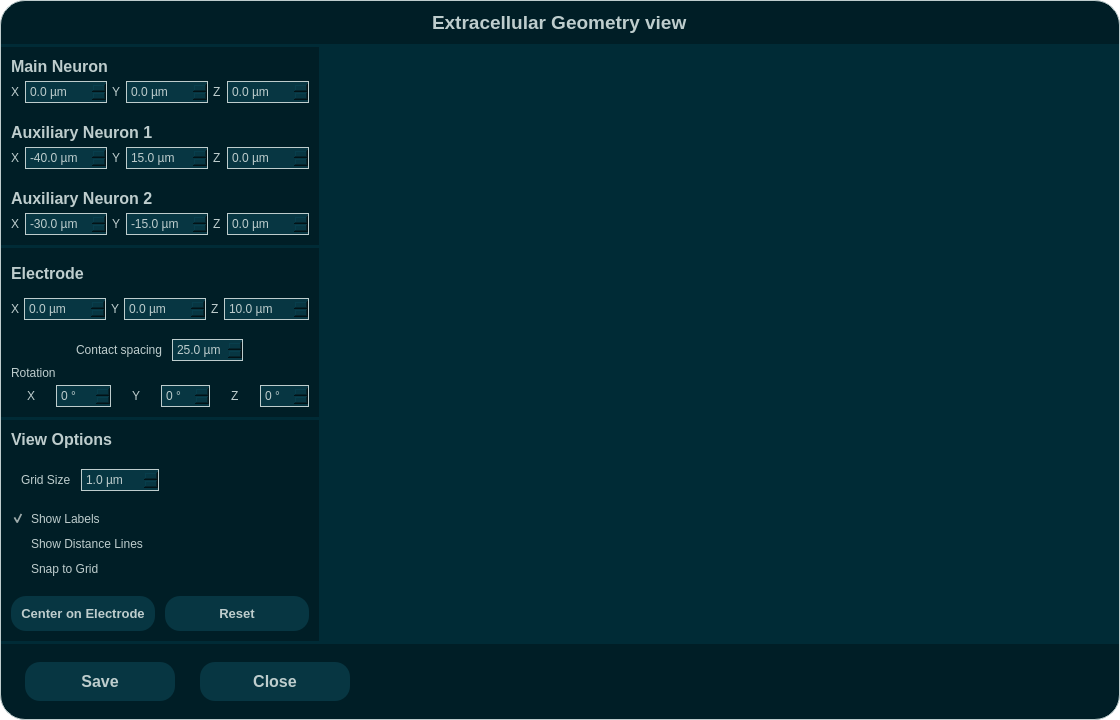
Before: the Qt Designer form Software/GUI - PyQt6-PySide6/UI_Tetrode.ui in OpenSourceNeuro/Spikeling, drawn with Qt 5.
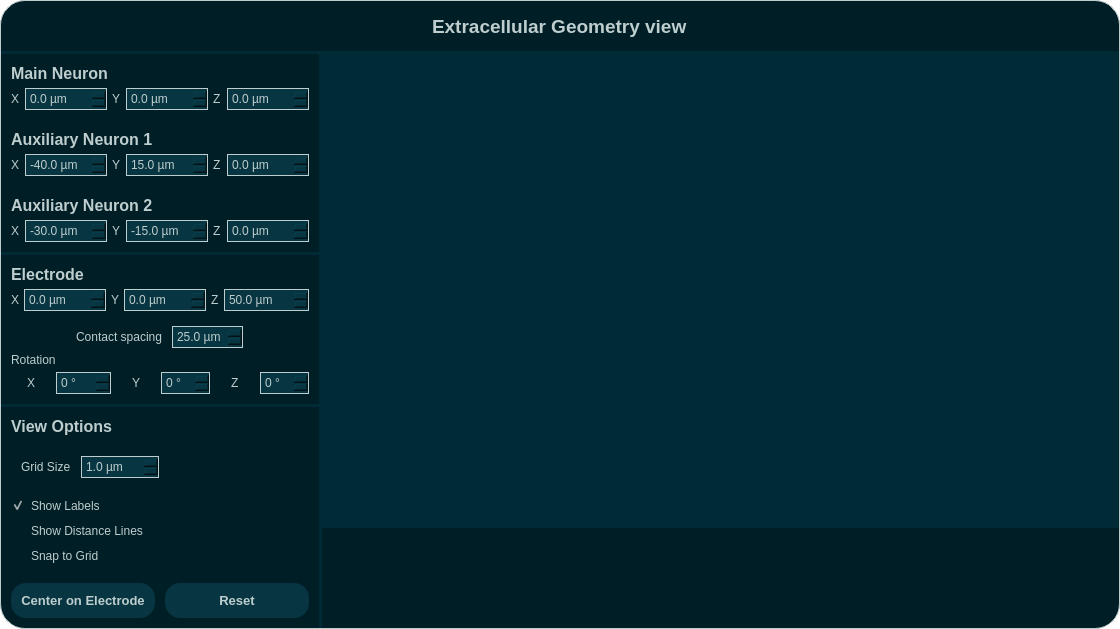
After: the same form once the commit is applied. Icons and pictures are not drawn. Custom widgets are drawn as their Qt base class.

Commit message: update software tetrode view fix

```diff
--- a/Software/GUI - PyQt6-PySide6/UI_Tetrode.ui
+++ b/Software/GUI - PyQt6-PySide6/UI_Tetrode.ui
@@ -7,7 +7,7 @@
     <x>0</x>
     <y>0</y>
     <width>1096</width>
-    <height>720</height>
+    <height>626</height>
    </rect>
   </property>
   <property name="windowTitle">
@@ -96,6 +96,30 @@
        </property>
        <item>
         <widget class="QWidget" name="Tetrode_Header_widget" native="true">
+         <layout class="QHBoxLayout" name="horizontalLayout_10">
+          <property name="spacing">
+           <number>0</number>
+          </property>
+          <property name="leftMargin">
+           <number>0</number>
+          </property>
+          <property name="topMargin">
+           <number>10</number>
+          </property>
+          <property name="rightMargin">
+           <number>0</number>
+          </property>
+          <property name="bottomMargin">
+           <number>10</number>
+          </property>
+          <item>
+           <widget class="QFrame" name="Tetrode_Header_empty_frame">
+            <property name="frameShape">
+             <enum>QFrame::StyledPanel</enum>
+            </property>
+            <property name="frameShadow">
+             <enum>QFrame::Raised</enum>
+            </property>
          <layout class="QVBoxLayout" name="verticalLayout_6">
           <property name="spacing">
            <number>0</number>
@@ -104,15 +128,39 @@
            <number>0</number>
           </property>
           <property name="topMargin">
-           <number>10</number>
+              <number>0</number>
           </property>
           <property name="rightMargin">
            <number>0</number>
           </property>
           <property name="bottomMargin">
-           <number>10</number>
-          </property>
+              <number>0</number>
+             </property>
+            </layout>
+           </widget>
+          </item>
           <item alignment="Qt::AlignHCenter">
+           <widget class="QFrame" name="Tetrode_Header_label_frame">
+            <property name="frameShape">
+             <enum>QFrame::StyledPanel</enum>
+            </property>
+            <property name="frameShadow">
+             <enum>QFrame::Raised</enum>
+            </property>
+            <layout class="QVBoxLayout" name="verticalLayout_23">
+             <property name="leftMargin">
+              <number>0</number>
+             </property>
+             <property name="topMargin">
+              <number>0</number>
+             </property>
+             <property name="rightMargin">
+              <number>0</number>
+             </property>
+             <property name="bottomMargin">
+              <number>0</number>
+             </property>
+             <item>
            <widget class="QLabel" name="Tetrode_Header_label">
             <property name="font">
              <font>
@@ -132,6 +180,68 @@
          </layout>
         </widget>
        </item>
+          <item alignment="Qt::AlignRight">
+           <widget class="QFrame" name="Tetrode_Close_pushButton_frame">
+            <property name="frameShape">
+             <enum>QFrame::StyledPanel</enum>
+            </property>
+            <property name="frameShadow">
+             <enum>QFrame::Raised</enum>
+            </property>
+            <layout class="QHBoxLayout" name="horizontalLayout_15">
+             <property name="spacing">
+              <number>0</number>
+             </property>
+             <property name="leftMargin">
+              <number>0</number>
+             </property>
+             <property name="topMargin">
+              <number>0</number>
+             </property>
+             <property name="rightMargin">
+              <number>10</number>
+             </property>
+             <property name="bottomMargin">
+              <number>0</number>
+             </property>
+             <item>
+              <widget class="QPushButton" name="Tetrode_Close_pushButton">
+               <property name="minimumSize">
+                <size>
+                 <width>30</width>
+                 <height>30</height>
+                </size>
+               </property>
+               <property name="maximumSize">
+                <size>
+                 <width>30</width>
+                 <height>16777215</height>
+                </size>
+               </property>
+               <property name="styleSheet">
+                <string notr="true">background-color: rgb(0, 30, 38);</string>
+               </property>
+               <property name="text">
+                <string/>
+               </property>
+               <property name="icon">
+                <iconset resource="resources.qrc">
+                 <normaloff>:/resources/resources/Exit.png</normaloff>:/resources/resources/Exit.png</iconset>
+               </property>
+               <property name="iconSize">
+                <size>
+                 <width>24</width>
+                 <height>24</height>
+                </size>
+               </property>
+              </widget>
+             </item>
+            </layout>
+           </widget>
+          </item>
+         </layout>
+        </widget>
+       </item>
        <item>
         <widget class="QFrame" name="Tetrode_Center_frame">
          <property name="frameShape">
@@ -879,7 +989,7 @@
                       <double>500.000000000000000</double>
                      </property>
                      <property name="value">
-                      <double>10.000000000000000</double>
+                      <double>50.000000000000000</double>
                      </property>
                     </widget>
                    </item>
@@ -1080,7 +1190,7 @@
                  <number>10</number>
                 </property>
                 <property name="bottomMargin">
-                 <number>0</number>
+                 <number>10</number>
                 </property>
                 <item>
                  <widget class="QFrame" name="Tetrode_Parameters_View_label_frame">
@@ -1294,16 +1404,6 @@
                </layout>
               </widget>
              </item>
-             <item>
-              <widget class="Line" name="line_3">
-               <property name="styleSheet">
-                <string notr="true">background-color: rgb(0, 43, 54);</string>
-               </property>
-               <property name="orientation">
-                <enum>Qt::Horizontal</enum>
-               </property>
-              </widget>
-             </item>
             </layout>
            </widget>
           </item>
@@ -1336,15 +1436,9 @@
                <property name="minimumSize">
                 <size>
                  <width>800</width>
-                 <height>600</height>
+                 <height>450</height>
                 </size>
                </property>
-              </widget>
-             </item>
-            </layout>
-           </widget>
-          </item>
-         </layout>
         </widget>
        </item>
        <item>
@@ -1352,7 +1446,7 @@
          <property name="minimumSize">
           <size>
            <width>0</width>
-           <height>75</height>
+                 <height>100</height>
           </size>
          </property>
          <property name="frameShape">
@@ -1377,81 +1471,24 @@
           <property name="bottomMargin">
            <number>0</number>
           </property>
-          <item alignment="Qt::AlignHCenter">
-           <widget class="QFrame" name="Tetrode_Save_frame">
-            <property name="frameShape">
-             <enum>QFrame::StyledPanel</enum>
-            </property>
-            <property name="frameShadow">
-             <enum>QFrame::Raised</enum>
-            </property>
-            <layout class="QHBoxLayout" name="horizontalLayout_19">
-             <property name="spacing">
-              <number>25</number>
-             </property>
-             <property name="leftMargin">
-              <number>0</number>
-             </property>
-             <property name="topMargin">
-              <number>0</number>
-             </property>
-             <property name="rightMargin">
-              <number>0</number>
-             </property>
-             <property name="bottomMargin">
-              <number>0</number>
-             </property>
              <item>
-              <widget class="QPushButton" name="Tetrode_Save_pushButton">
-               <property name="minimumSize">
-                <size>
-                 <width>150</width>
-                 <height>0</height>
-                </size>
-               </property>
-               <property name="maximumSize">
-                <size>
-                 <width>16777215</width>
-                 <height>16777215</height>
-                </size>
-               </property>
-               <property name="font">
-                <font>
-                 <pointsize>12</pointsize>
-                 <weight>75</weight>
-                 <bold>true</bold>
-                </font>
-               </property>
-               <property name="text">
-                <string>Save</string>
-               </property>
-              </widget>
-             </item>
-             <item>
-              <widget class="QPushButton" name="Tetrode_Close_pushButton">
-               <property name="minimumSize">
-                <size>
-                 <width>150</width>
-                 <height>0</height>
-                </size>
-               </property>
-               <property name="font">
-                <font>
-                 <pointsize>12</pointsize>
-                 <weight>75</weight>
-                 <bold>true</bold>
-                </font>
-               </property>
-               <property name="text">
-                <string>Close</string>
-               </property>
-              </widget>
-             </item>
-            </layout>
+                 <widget class="Line" name="line_3">
+                  <property name="styleSheet">
+                   <string notr="true">background-color: rgb(0, 43, 54);</string>
+                  </property>
+                  <property name="orientation">
+                   <enum>Qt::Vertical</enum>
+                  </property>
            </widget>
           </item>
           <item>
            <widget class="QFrame" name="Tetrode_Parameters_Readout_frame">
+                  <property name="minimumSize">
+                   <size>
+                    <width>0</width>
+                    <height>0</height>
+                   </size>
+                  </property>
             <property name="frameShape">
              <enum>QFrame::StyledPanel</enum>
             </property>
@@ -1674,6 +1711,12 @@
     </item>
    </layout>
   </widget>
+       </item>
+      </layout>
+     </widget>
+    </item>
+   </layout>
+  </widget>
  </widget>
  <customwidgets>
   <customwidget>
```
Left out of the diff: 4 changed lines with no effect on the pictures. Lines whose indentation alone changed are shown as unchanged. The commit also changes 5 other files.
